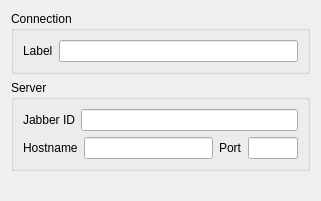
Qt form kobby/dialogs/addconnectiondialog.ui (KDE/kte-collaborative) before a commit.
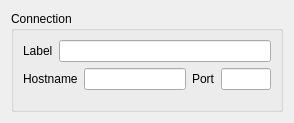
The same form after that commit.

Commit message: Changed RequestProgressDialog to allow multiple requests per dialog.

Patch:
```diff
--- a/kobby/dialogs/addconnectiondialog.ui
+++ b/kobby/dialogs/addconnectiondialog.ui
@@ -5,8 +5,8 @@
    <rect>
     <x>0</x>
     <y>0</y>
-    <width>321</width>
-    <height>201</height>
+    <width>294</width>
+    <height>123</height>
    </rect>
   </property>
   <property name="windowTitle" >
@@ -18,15 +18,17 @@
      <property name="title" >
       <string>Connection</string>
      </property>
-     <layout class="QGridLayout" name="gridLayout" >
-      <item row="0" column="0" >
+     <layout class="QVBoxLayout" name="verticalLayout" >
+      <item>
+       <layout class="QHBoxLayout" name="horizontalLayout_2" >
+        <item>
        <widget class="QLabel" name="label_2" >
         <property name="text" >
          <string>Label</string>
         </property>
        </widget>
       </item>
-      <item row="0" column="1" >
+        <item>
        <widget class="QLineEdit" name="labelLineEdit" >
         <property name="maxLength" >
          <number>150</number>
@@ -34,27 +36,6 @@
        </widget>
       </item>
      </layout>
-    </widget>
-   </item>
-   <item>
-    <widget class="QGroupBox" name="groupBox" >
-     <property name="title" >
-      <string>Server</string>
-     </property>
-     <layout class="QVBoxLayout" name="verticalLayout" >
-      <item>
-       <layout class="QHBoxLayout" name="horizontalLayout_2" >
-        <item>
-         <widget class="QLabel" name="jidLabel" >
-          <property name="text" >
-           <string>Jabber ID</string>
-          </property>
-         </widget>
-        </item>
-        <item>
-         <widget class="QLineEdit" name="jidLineEdit" />
-        </item>
-       </layout>
       </item>
       <item>
        <layout class="QHBoxLayout" name="horizontalLayout" >
@@ -106,9 +87,6 @@
         </item>
        </layout>
       </item>
-     </layout>
-    </widget>
-   </item>
    <item>
     <spacer name="verticalSpacer" >
      <property name="orientation" >
@@ -120,10 +98,13 @@
      <property name="sizeHint" stdset="0" >
       <size>
        <width>20</width>
-       <height>0</height>
+          <height>1</height>
       </size>
      </property>
     </spacer>
+      </item>
+     </layout>
+    </widget>
    </item>
   </layout>
  </widget>
```
Lines whose indentation alone changed are shown as unchanged. The commit also changes 5 other files.
